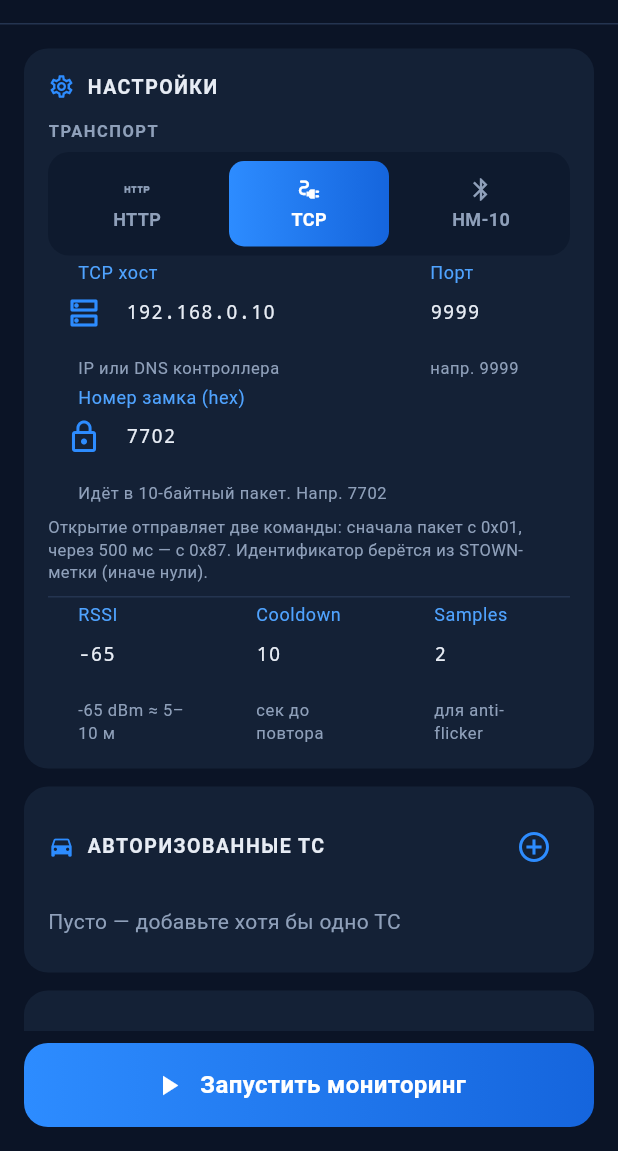
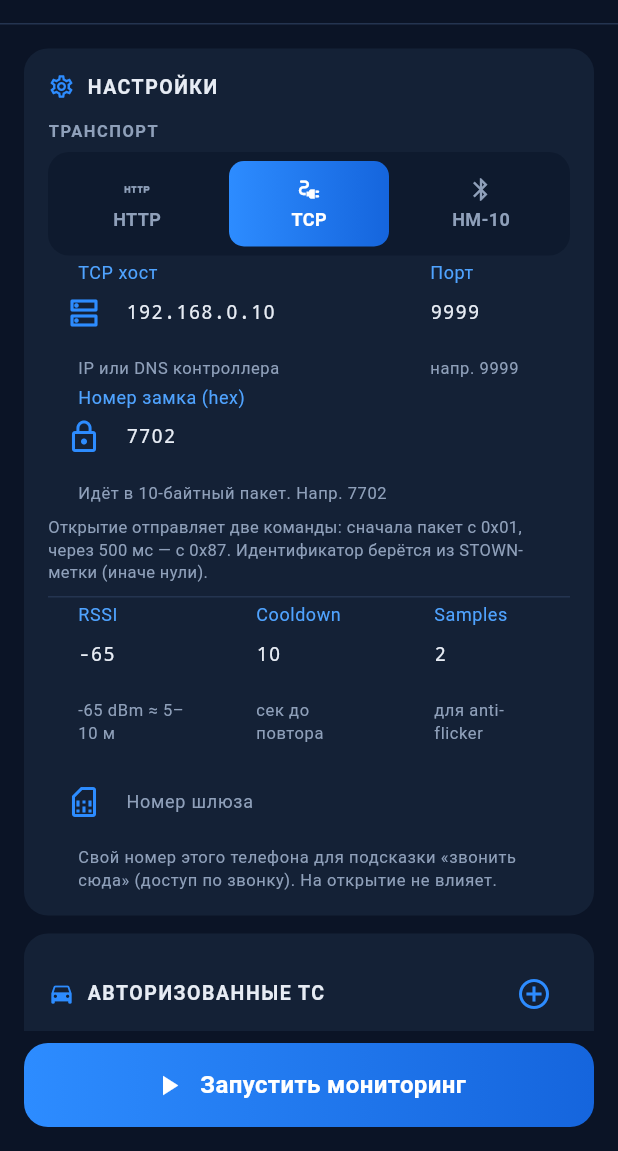
Before and after one commit to krealix/ble-access-control, a Flutter app: the GatewayScreen screen opened directly, after a tap on "TCP", on a phone screen of 412 x 824 dp, the part 85-1236 px from its top. Run offline on Flutter 3.47's test engine with Material 3 defaults, Android fonts, the light colour scheme and no system bars; our stand-ins replace flutter_blue_plus, permission_handler, shared_preferences, wakelock_plus; missing offline and left inert: flutter_ble_peripheral; accounts and stored records are empty.

Commit message:
ble-beacon-app v1.10: подсказка «звонить сюда» (номер шлюза)
- GatewayConfig.gatewayNumber — свой номер шлюза (ручной ввод, на открытие
  не влияет; getLine1Number ненадёжен на совр. Android, потому вручную);
- поле «Номер шлюза» в настройках «Шлюза»;
- заметная плашка вверху вкладки «Для открытия звонком набирайте: <номер>»,
  когда номер задан — чтобы на демо не путать, на какой номер звонить.

```diff
--- a/ble-beacon-app/lib/models/gateway.dart
+++ b/ble-beacon-app/lib/models/gateway.dart
@@ -211,6 +211,8 @@ class GatewayConfig {
     this.hm10Device = '',
     // Общий для TCP и HM-10: номер замка (hex), напр. 7702
     this.lockHex = '7702',
+    // Свой номер шлюза — подсказка «звонить сюда» для доступа по звонку.
+    this.gatewayNumber = '',
   });
 
   // Общие
@@ -236,6 +238,9 @@ class GatewayConfig {
   // Номер замка (hex) для STOWN-команд TCP/HM-10
   final String lockHex;
 
+  // Свой номер шлюза (подсказка «звонить сюда» при доступе по звонку)
+  final String gatewayNumber;
+
   String get webhookUrl {
     final base = haUrl.replaceAll(RegExp(r'/+$'), '');
     return '$base/api/webhook/$webhookId';
@@ -253,6 +258,7 @@ class GatewayConfig {
         'tcpPort': tcpPort,
         'hm10Device': hm10Device,
         'lockHex': lockHex,
+        'gatewayNumber': gatewayNumber,
       };
 
   /// Загрузка с учётом старого формата (где был beaconUuid на уровне config).
@@ -295,6 +301,7 @@ class GatewayConfig {
       tcpPort: j['tcpPort'] as int? ?? 9999,
       hm10Device: j['hm10Device'] as String? ?? '',
       lockHex: j['lockHex'] as String? ?? '7702',
+      gatewayNumber: j['gatewayNumber'] as String? ?? '',
     );
   }
 
@@ -317,6 +324,7 @@ class GatewayConfig {
     int? tcpPort,
     String? hm10Device,
     String? lockHex,
+    String? gatewayNumber,
   }) =>
       GatewayConfig(
         rssiThreshold: rssiThreshold ?? this.rssiThreshold,
@@ -330,6 +338,7 @@ class GatewayConfig {
         tcpPort: tcpPort ?? this.tcpPort,
         hm10Device: hm10Device ?? this.hm10Device,
         lockHex: lockHex ?? this.lockHex,
+        gatewayNumber: gatewayNumber ?? this.gatewayNumber,
       );
 }
 
--- a/ble-beacon-app/lib/screens/gateway_screen.dart
+++ b/ble-beacon-app/lib/screens/gateway_screen.dart
@@ -46,6 +46,9 @@ class _GatewayScreenState extends State<GatewayScreen> {
   // Общий для TCP/HM-10: номер замка (hex)
   final _lockCtrl = TextEditingController();
 
+  // Свой номер шлюза — подсказка «звонить сюда» для доступа по звонку
+  final _gwNumberCtrl = TextEditingController();
+
   // Selected transport (mirror of config.transport for UI state)
   GatewayTransport _transport = GatewayTransport.http;
 
@@ -71,6 +74,7 @@ class _GatewayScreenState extends State<GatewayScreen> {
     _tcpPortCtrl.dispose();
     _hm10Ctrl.dispose();
     _lockCtrl.dispose();
+    _gwNumberCtrl.dispose();
     super.dispose();
   }
 
@@ -90,6 +94,7 @@ class _GatewayScreenState extends State<GatewayScreen> {
       _tcpPortCtrl.text = cfg.tcpPort.toString();
       _hm10Ctrl.text = cfg.hm10Device;
       _lockCtrl.text = cfg.lockHex;
+      _gwNumberCtrl.text = cfg.gatewayNumber;
       _loaded = true;
     });
   }
@@ -105,6 +110,7 @@ class _GatewayScreenState extends State<GatewayScreen> {
         tcpPort: int.tryParse(_tcpPortCtrl.text.trim()) ?? 9999,
         hm10Device: _hm10Ctrl.text.trim(),
         lockHex: _lockCtrl.text.trim().isEmpty ? '7702' : _lockCtrl.text.trim(),
+        gatewayNumber: _gwNumberCtrl.text.trim(),
       );
 
   Future<void> _saveConfig() async {
@@ -561,6 +567,10 @@ class _GatewayScreenState extends State<GatewayScreen> {
             child: ListView(
               padding: const EdgeInsets.fromLTRB(16, 16, 16, 16),
               children: [
+                if (_config.gatewayNumber.trim().isNotEmpty) ...[
+                  _callHintBanner(),
+                  const SizedBox(height: 12),
+                ],
                 _settingsCard(),
                 const SizedBox(height: 12),
                 _vehiclesCard(),
@@ -581,6 +591,45 @@ class _GatewayScreenState extends State<GatewayScreen> {
                 onPressed: _toggle,
                 color: _running ? AppColors.danger : null,
               ),
+            ),
+          ),
+        ],
+      ),
+    );
+  }
+
+  /// Заметная плашка «звонить сюда» для доступа по звонку.
+  Widget _callHintBanner() {
+    return Container(
+      padding: const EdgeInsets.symmetric(horizontal: 14, vertical: 12),
+      decoration: BoxDecoration(
+        color: AppColors.primary.withValues(alpha: 0.12),
+        borderRadius: BorderRadius.circular(14),
+        border: Border.all(color: AppColors.primary),
+      ),
+      child: Row(
+        children: [
+          const Icon(Icons.phone_in_talk, color: AppColors.primary, size: 26),
+          const SizedBox(width: 12),
+          Expanded(
+            child: Column(
+              crossAxisAlignment: CrossAxisAlignment.start,
+              children: [
+                const Text(
+                  'Для открытия звонком набирайте:',
+                  style: TextStyle(color: AppColors.onSurfaceMuted, fontSize: 12),
+                ),
+                const SizedBox(height: 2),
+                SelectableText(
+                  _config.gatewayNumber,
+                  style: const TextStyle(
+                    color: AppColors.onSurface,
+                    fontSize: 18,
+                    fontWeight: FontWeight.w700,
+                    fontFamily: 'monospace',
+                  ),
+                ),
+              ],
             ),
           ),
         ],
@@ -652,6 +701,14 @@ class _GatewayScreenState extends State<GatewayScreen> {
                 ),
               ),
             ],
+          ),
+          const SizedBox(height: 12),
+          _textField(
+            _gwNumberCtrl,
+            'Номер шлюза',
+            hint: 'Свой номер этого телефона для подсказки «звонить сюда» '
+                '(доступ по звонку). На открытие не влияет.',
+            icon: Icons.sim_card_outlined,
           ),
         ],
       ),
--- a/ble-beacon-app/pubspec.yaml
+++ b/ble-beacon-app/pubspec.yaml
@@ -2,7 +2,7 @@ name: ble_beacon_app
 description: "BLE Beacon Generator and Scanner."
 publish_to: 'none'
 
-version: 1.9.0+10
+version: 1.10.0+11
 
 environment:
   sdk: ^3.11.5
```
